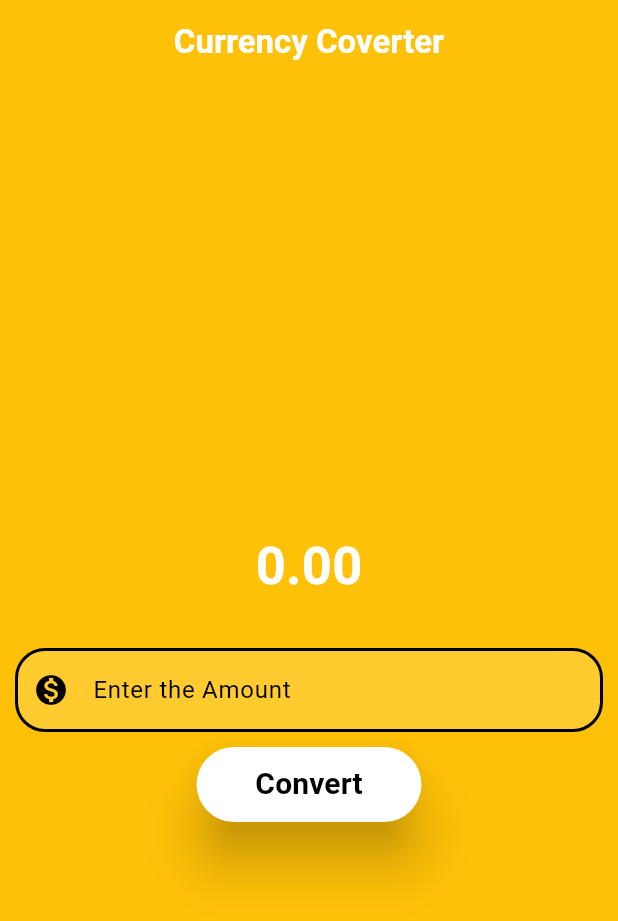
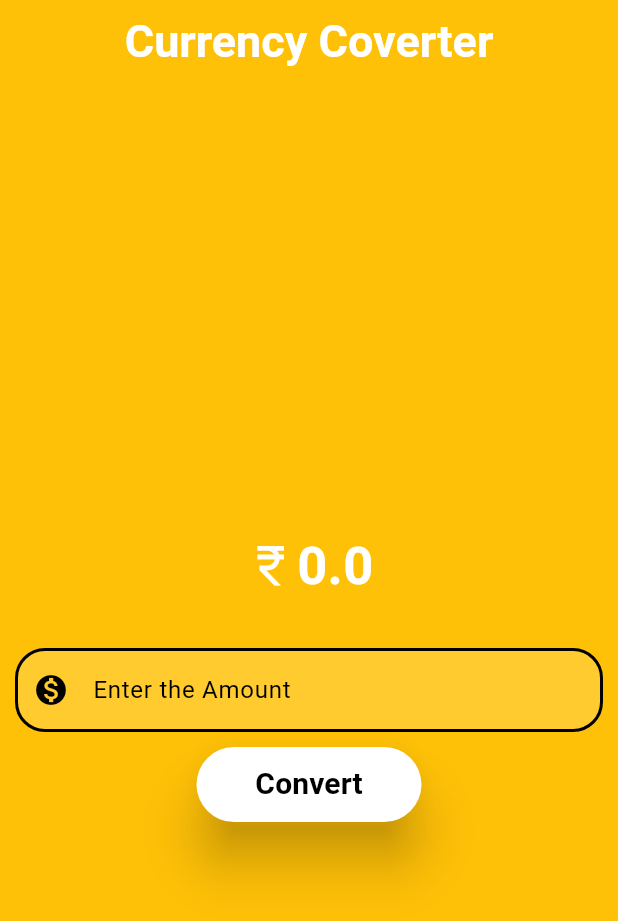
Before and after one commit to krdks11/Currency-converter, a Flutter app: the screen it shows after launch, after a tap on "Convert", on a phone screen of 412 x 824 dp. Shown: the top 921 px of the screen. Run offline on Flutter 3.47's test engine with Material 3 defaults, Android fonts, the phone set to English and light mode, and no system bars.

Commit message:
some changes and calculation stuff

```diff
--- a/lib/currency_coverter_page.dart
+++ b/lib/currency_coverter_page.dart
@@ -1,8 +1,25 @@
-import 'package:flutter/foundation.dart';
 import 'package:flutter/material.dart';
 
-class CurrencyConverterMaterialPage extends StatelessWidget {
+class CurrencyConverterMaterialPage extends StatefulWidget {
   const CurrencyConverterMaterialPage({super.key});
+  @override
+  State<CurrencyConverterMaterialPage> createState() {
+    return _CurrrencyConverterMaterialPageState();
+  }
+}
+
+class _CurrrencyConverterMaterialPageState
+    extends State<CurrencyConverterMaterialPage> {
+  double result = 0;
+  final TextEditingController textEditingController = TextEditingController();
+
+  void convert() {
+    setState(
+      () {
+        result = double.parse(textEditingController.text) * 81;
+      },
+    );
+  }
 
   @override
   Widget build(BuildContext context) {
@@ -29,7 +46,8 @@ class CurrencyConverterMaterialPage extends StatelessWidget {
         elevation: 0,
         title: Text(
           'Currency Coverter',
-          style: TextStyle(fontWeight: FontWeight.bold, color: Colors.white),
+          style: TextStyle(
+              fontWeight: FontWeight.bold, color: Colors.white, fontSize: 30),
         ),
         centerTitle: true,
       ),
@@ -40,20 +58,31 @@ class CurrencyConverterMaterialPage extends StatelessWidget {
             Container(
               padding: const EdgeInsets.all(10),
               margin: const EdgeInsets.all(10),
-              // color: Colors.black87,
-
-              child: const Text(
-                '0.00',
-                style: TextStyle(
-                  fontSize: 35,
-                  fontWeight: FontWeight.bold,
-                  color: Color.fromARGB(255, 255, 255, 255),
-                ),
+              child: Row(
+                mainAxisAlignment:
+                    MainAxisAlignment.center, // Centers the content
+                children: [
+                  const Icon(
+                    Icons.currency_rupee, // Use rupee icon
+                    size: 35,
+                    color: Color.fromARGB(255, 255, 255, 255),
+                    weight: 1,
+                  ),
+                  Text(
+                    result.toString(),
+                    style: const TextStyle(
+                      fontSize: 35,
+                      fontWeight: FontWeight.bold,
+                      color: Color.fromARGB(255, 255, 255, 255),
+                    ),
+                  ),
+                ],
               ),
             ),
             Padding(
               padding: const EdgeInsets.all(10),
               child: TextField(
+                controller: textEditingController,
                 style: const TextStyle(
                   color: Color.fromARGB(255, 255, 255, 255),
                 ),
@@ -75,11 +104,7 @@ class CurrencyConverterMaterialPage extends StatelessWidget {
               ),
             ),
             ElevatedButton(
-              onPressed: () {
-                if (kDebugMode) {
-                  print('button was clicked');
-                }
-              },
+              onPressed: convert,
               style: ElevatedButton.styleFrom(
                 elevation: (15),
                 foregroundColor: const Color.fromARGB(255, 0, 0, 0),
--- a/lib/main.dart
+++ b/lib/main.dart
@@ -11,7 +11,7 @@ class MyApp extends StatelessWidget {
   const MyApp({super.key});
   @override
   Widget build(BuildContext context) {
-    return MaterialApp(
+    return const MaterialApp(
       debugShowCheckedModeBanner: false,//disbale the debug banner
       home: CurrencyConverterMaterialPage(),
     );
```
